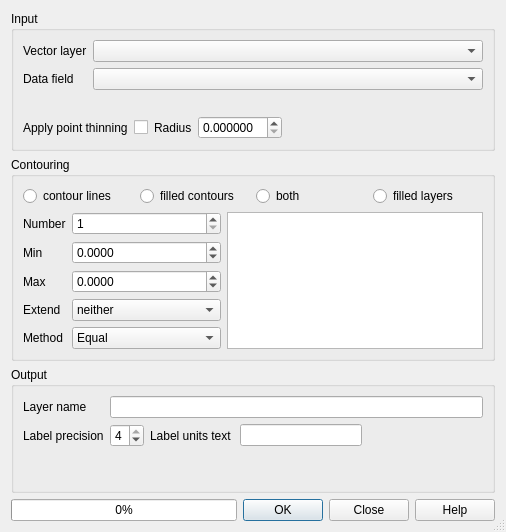
First picture: the form in contour/frmContour.ui, repository ccrook/QGIS-Contour-Plugin, before the edit.
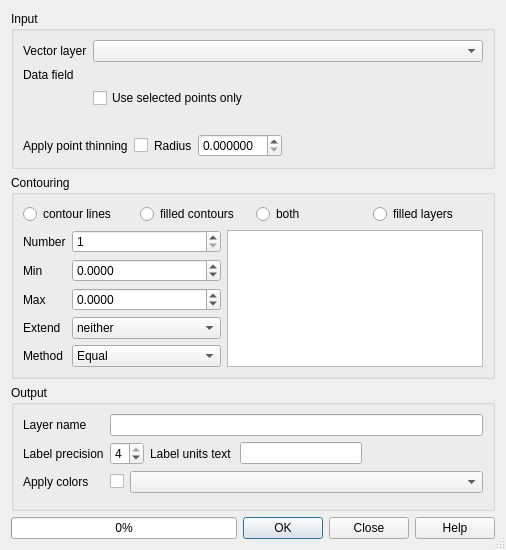
Second picture: the form after the edit. Custom widgets are drawn as their Qt base class.

Commit message: WIP - colour ramp still not applied

Diff of the .ui file:
```diff
--- a/contour/frmContour.ui
+++ b/contour/frmContour.ui
@@ -129,15 +129,16 @@
          </widget>
         </item>
         <item row="1" column="1">
-         <widget class="QComboBox" name="uFieldName">
-          <property name="sizePolicy">
-           <sizepolicy hsizetype="Expanding" vsizetype="Fixed">
-            <horstretch>0</horstretch>
-            <verstretch>0</verstretch>
-           </sizepolicy>
+         <widget class="QgsFieldExpressionWidget" name="uDataField">
+          <property name="filters">
+           <set>QgsFieldProxyModel::Numeric</set>
           </property>
-          <property name="toolTip">
-           <string>Field in layer to contour</string>
+         </widget>
+        </item>
+        <item row="2" column="1">
+         <widget class="QCheckBox" name="uSelectedOnly">
+          <property name="text">
+           <string>Use selected points only</string>
           </property>
          </widget>
         </item>
@@ -376,6 +377,9 @@
      <layout class="QGridLayout" name="gridLayout_4">
       <item row="0" column="0">
        <layout class="QFormLayout" name="formLayout">
+        <property name="bottomMargin">
+         <number>6</number>
+        </property>
         <item row="0" column="0">
          <widget class="QLabel" name="label_8">
           <property name="text">
@@ -457,6 +461,30 @@
           </property>
          </widget>
         </item>
+        <item row="2" column="1">
+         <layout class="QHBoxLayout" name="horizontalLayout_4" stretch="0,1">
+          <property name="bottomMargin">
+           <number>0</number>
+          </property>
+          <item>
+           <widget class="QCheckBox" name="uApplyColors">
+            <property name="text">
+             <string/>
+            </property>
+           </widget>
+          </item>
+          <item>
+           <widget class="QgsColorRampComboBox" name="uColorRamp"/>
+          </item>
+         </layout>
+        </item>
+        <item row="2" column="0">
+         <widget class="QLabel" name="label_13">
+          <property name="text">
+           <string>Apply colors</string>
+          </property>
+         </widget>
+        </item>
        </layout>
       </item>
      </layout>
@@ -487,6 +515,18 @@
    </item>
   </layout>
  </widget>
+ <customwidgets>
+  <customwidget>
+   <class>QgsFieldExpressionWidget</class>
+   <extends>QWidget</extends>
+   <header>qgsfieldexpressionwidget.h</header>
+  </customwidget>
+  <customwidget>
+   <class>QgsColorRampComboBox</class>
+   <extends>QComboBox</extends>
+   <header>qgis.gui.h</header>
+  </customwidget>
+ </customwidgets>
  <tabstops>
   <tabstop>uLayerName</tabstop>
   <tabstop>uFieldName</tabstop>
```
Left out of the diff: 57 changed lines with no effect on the pictures. The commit also changes 2 other files.
